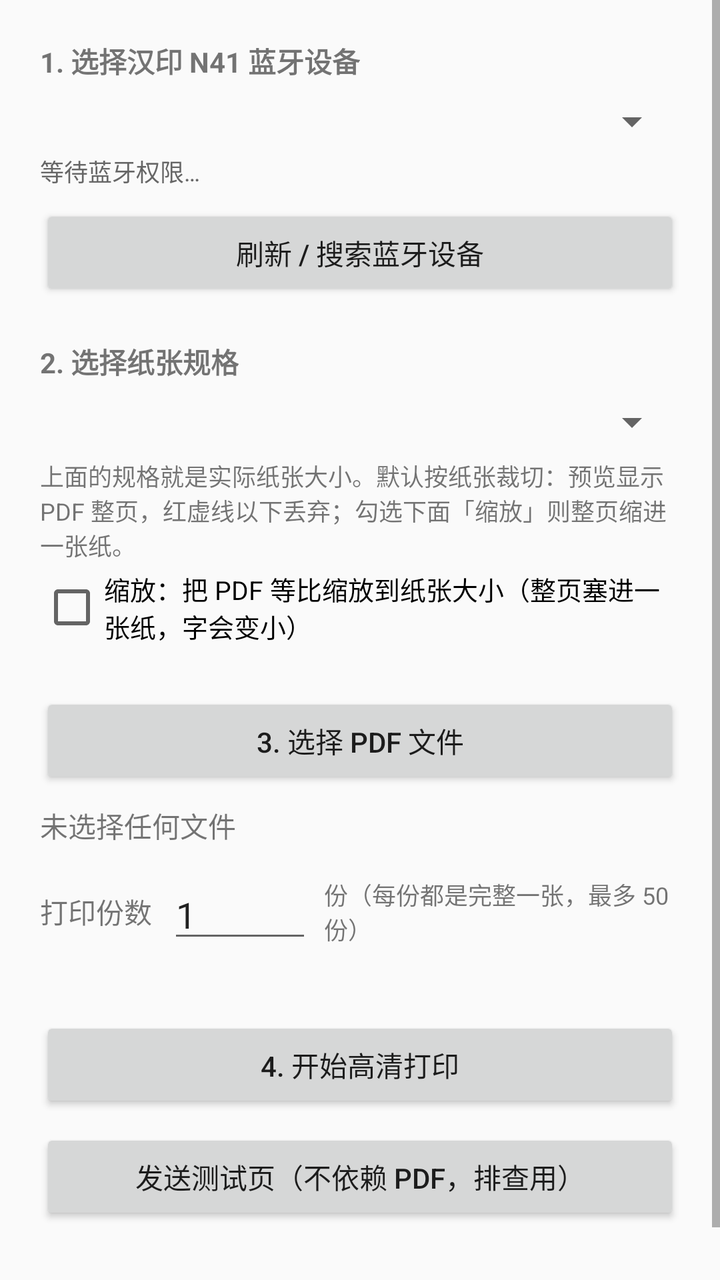
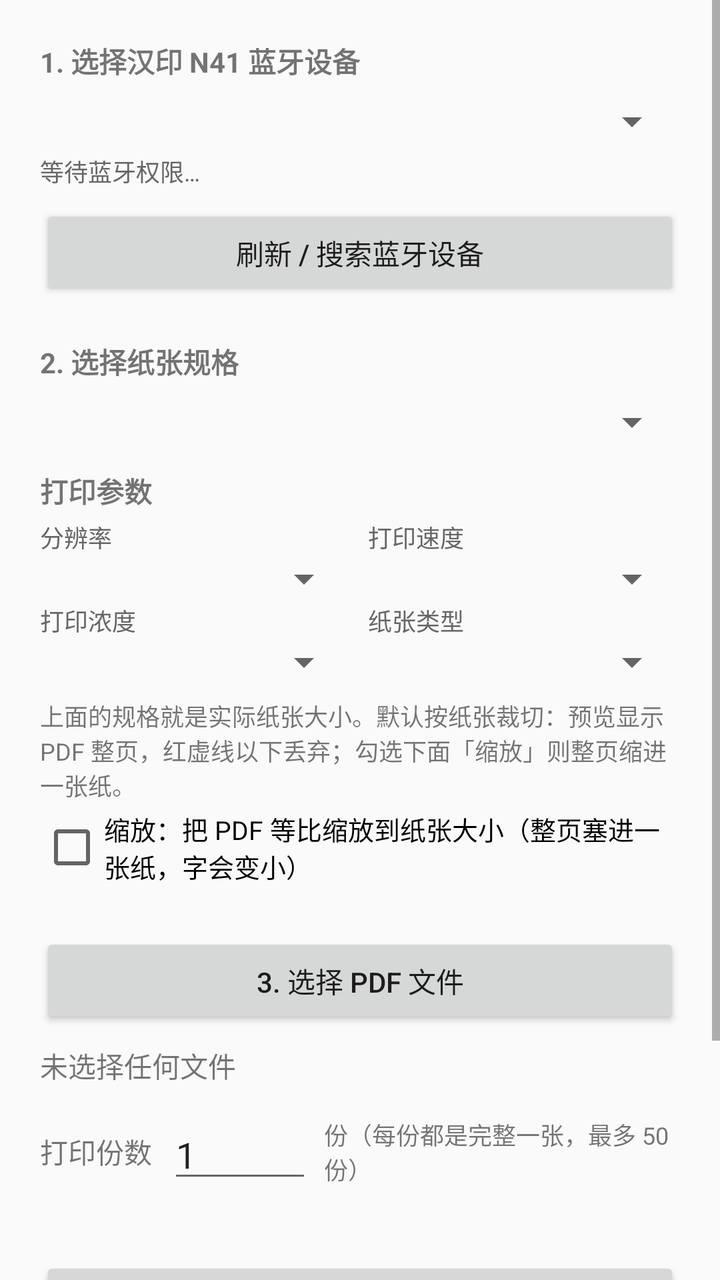

Screens rendered from an Android XML layout before and after an edit, with the pre-edit source and the edit as a unified diff.
<!-- AndroidManifest.xml: application theme Theme.BtPrint -->
<!-- res/layout/activity_main.xml -->
<?xml version="1.0" encoding="utf-8"?>
<ScrollView xmlns:android="http://schemas.android.com/apk/res/android"
    android:layout_width="match_parent"
    android:layout_height="match_parent"
    android:fillViewport="true">

    <LinearLayout
        android:layout_width="match_parent"
        android:layout_height="wrap_content"
        android:orientation="vertical"
        android:padding="20dp">

    <TextView
        android:layout_width="wrap_content"
        android:layout_height="wrap_content"
        android:text="1. 选择汉印 N41 蓝牙设备"
        android:textStyle="bold" />

    <Spinner
        android:id="@+id/spinnerDevices"
        android:layout_width="match_parent"
        android:layout_height="wrap_content"
        android:layout_marginTop="8dp" />

    <TextView
        android:id="@+id/tvBtState"
        android:layout_width="match_parent"
        android:layout_height="wrap_content"
        android:layout_marginTop="4dp"
        android:textColor="#666666"
        android:textSize="12sp"
        android:text="等待蓝牙权限…" />

    <Button
        android:id="@+id/btnRefreshDevices"
        android:layout_width="match_parent"
        android:layout_height="wrap_content"
        android:layout_marginTop="8dp"
        android:text="刷新 / 搜索蓝牙设备" />

    <TextView
        android:layout_width="wrap_content"
        android:layout_height="wrap_content"
        android:layout_marginTop="20dp"
        android:text="2. 选择纸张规格"
        android:textStyle="bold" />

    <Spinner
        android:id="@+id/spinnerLabelSize"
        android:layout_width="match_parent"
        android:layout_height="wrap_content"
        android:layout_marginTop="8dp" />

    <TextView
        android:layout_width="match_parent"
        android:layout_height="wrap_content"
        android:layout_marginTop="6dp"
        android:text="上面的规格就是实际纸张大小。默认按纸张裁切：预览显示 PDF 整页，红虚线以下丢弃；勾选下面「缩放」则整页缩进一张纸。"
        android:textSize="12sp" />

    <CheckBox
        android:id="@+id/cbScaleToPaper"
        android:layout_width="match_parent"
        android:layout_height="wrap_content"
        android:layout_marginTop="4dp"
        android:checked="false"
        android:text="缩放：把 PDF 等比缩放到纸张大小（整页塞进一张纸，字会变小）"
        android:textSize="13sp" />

    <Button
        android:id="@+id/btnSelectPdf"
        android:layout_width="match_parent"
        android:layout_height="wrap_content"
        android:layout_marginTop="24dp"
        android:text="3. 选择 PDF 文件" />

    <TextView
        android:id="@+id/tvPdfStatus"
        android:layout_width="match_parent"
        android:layout_height="wrap_content"
        android:layout_marginTop="8dp"
        android:text="未选择任何文件" />

    <TextView
        android:id="@+id/tvPreviewLabel"
        android:layout_width="match_parent"
        android:layout_height="wrap_content"
        android:layout_marginTop="16dp"
        android:text="实际打印点阵预览（第一页）"
        android:textStyle="bold"
        android:visibility="gone" />

    <ImageView
        android:id="@+id/ivPrintPreview"
        android:layout_width="match_parent"
        android:layout_height="wrap_content"
        android:layout_marginTop="8dp"
        android:adjustViewBounds="true"
        android:background="#E0E0E0"
        android:contentDescription="PDF 第一页打印预览"
        android:scaleType="fitCenter"
        android:visibility="gone" />

    <LinearLayout
        android:layout_width="match_parent"
        android:layout_height="wrap_content"
        android:layout_marginTop="12dp"
        android:gravity="center_vertical"
        android:orientation="horizontal">

        <TextView
            android:layout_width="wrap_content"
            android:layout_height="wrap_content"
            android:text="打印份数" />

        <EditText
            android:id="@+id/etCopies"
            android:layout_width="72dp"
            android:layout_height="wrap_content"
            android:layout_marginStart="8dp"
            android:importantForAutofill="no"
            android:inputType="number"
            android:maxLength="2"
            android:text="1" />

        <TextView
            android:layout_width="wrap_content"
            android:layout_height="wrap_content"
            android:layout_marginStart="6dp"
            android:text="份（每份都是完整一张，最多 50 份）"
            android:textSize="12sp" />
    </LinearLayout>

    <Button
        android:id="@+id/btnPrint"
        android:layout_width="match_parent"
        android:layout_height="wrap_content"
        android:layout_marginTop="32dp"
        android:text="4. 开始高清打印" />

    <Button
        android:id="@+id/btnTestPrint"
        android:layout_width="match_parent"
        android:layout_height="wrap_content"
        android:layout_marginTop="8dp"
        android:text="发送测试页（不依赖 PDF，排查用）" />

    <TextView
        android:id="@+id/tvLog"
        android:layout_width="match_parent"
        android:layout_height="wrap_content"
        android:layout_marginTop="16dp"
        android:textColor="#666666" />
    </LinearLayout>
</ScrollView>
<!-- resources referenced by this layout -->
<resources>
  <style name="Theme.BtPrint" parent="Theme.AppCompat.DayNight.NoActionBar" />
</resources>

<!-- the commit's change to res/layout/activity_main.xml (unified diff, before → after) -->
@@ -1,5 +1,6 @@
 <?xml version="1.0" encoding="utf-8"?>
 <ScrollView xmlns:android="http://schemas.android.com/apk/res/android"
+    android:id="@+id/mainScrollView"
     android:layout_width="match_parent"
     android:layout_height="match_parent"
     android:fillViewport="true">
@@ -50,6 +51,105 @@
         android:layout_width="match_parent"
         android:layout_height="wrap_content"
         android:layout_marginTop="8dp" />
+
+    <TextView
+        android:layout_width="wrap_content"
+        android:layout_height="wrap_content"
+        android:layout_marginTop="12dp"
+        android:text="打印参数"
+        android:textStyle="bold" />
+
+    <LinearLayout
+        android:layout_width="match_parent"
+        android:layout_height="wrap_content"
+        android:layout_marginTop="4dp"
+        android:orientation="horizontal">
+
+        <LinearLayout
+            android:layout_width="0dp"
+            android:layout_height="wrap_content"
+            android:layout_weight="1"
+            android:orientation="vertical">
+
+            <TextView
+                android:layout_width="wrap_content"
+                android:layout_height="wrap_content"
+                android:text="分辨率"
+                android:textColor="#666666"
+                android:textSize="12sp" />
+
+            <Spinner
+                android:id="@+id/spinnerDpi"
+                android:layout_width="match_parent"
+                android:layout_height="wrap_content" />
+        </LinearLayout>
+
+        <LinearLayout
+            android:layout_width="0dp"
+            android:layout_height="wrap_content"
+            android:layout_marginStart="8dp"
+            android:layout_weight="1"
+            android:orientation="vertical">
+
+            <TextView
+                android:layout_width="wrap_content"
+                android:layout_height="wrap_content"
+                android:text="打印速度"
+                android:textColor="#666666"
+                android:textSize="12sp" />
+
+            <Spinner
+                android:id="@+id/spinnerSpeed"
+                android:layout_width="match_parent"
+                android:layout_height="wrap_content" />
+        </LinearLayout>
+
+    </LinearLayout>
+
+    <LinearLayout
+        android:layout_width="match_parent"
+        android:layout_height="wrap_content"
+        android:orientation="horizontal">
+
+        <LinearLayout
+            android:layout_width="0dp"
+            android:layout_height="wrap_content"
+            android:layout_weight="1"
+            android:orientation="vertical">
+
+            <TextView
+                android:layout_width="wrap_content"
+                android:layout_height="wrap_content"
+                android:text="打印浓度"
+                android:textColor="#666666"
+                android:textSize="12sp" />
+
+            <Spinner
+                android:id="@+id/spinnerDensity"
+                android:layout_width="match_parent"
+                android:layout_height="wrap_content" />
+        </LinearLayout>
+
+        <LinearLayout
+            android:layout_width="0dp"
+            android:layout_height="wrap_content"
+            android:layout_marginStart="8dp"
+            android:layout_weight="1"
+            android:orientation="vertical">
+
+            <TextView
+                android:layout_width="wrap_content"
+                android:layout_height="wrap_content"
+                android:text="纸张类型"
+                android:textColor="#666666"
+                android:textSize="12sp" />
+
+            <Spinner
+                android:id="@+id/spinnerMediaType"
+                android:layout_width="match_parent"
+                android:layout_height="wrap_content" />
+        </LinearLayout>
+    </LinearLayout>
 
     <TextView
         android:layout_width="match_parent"
